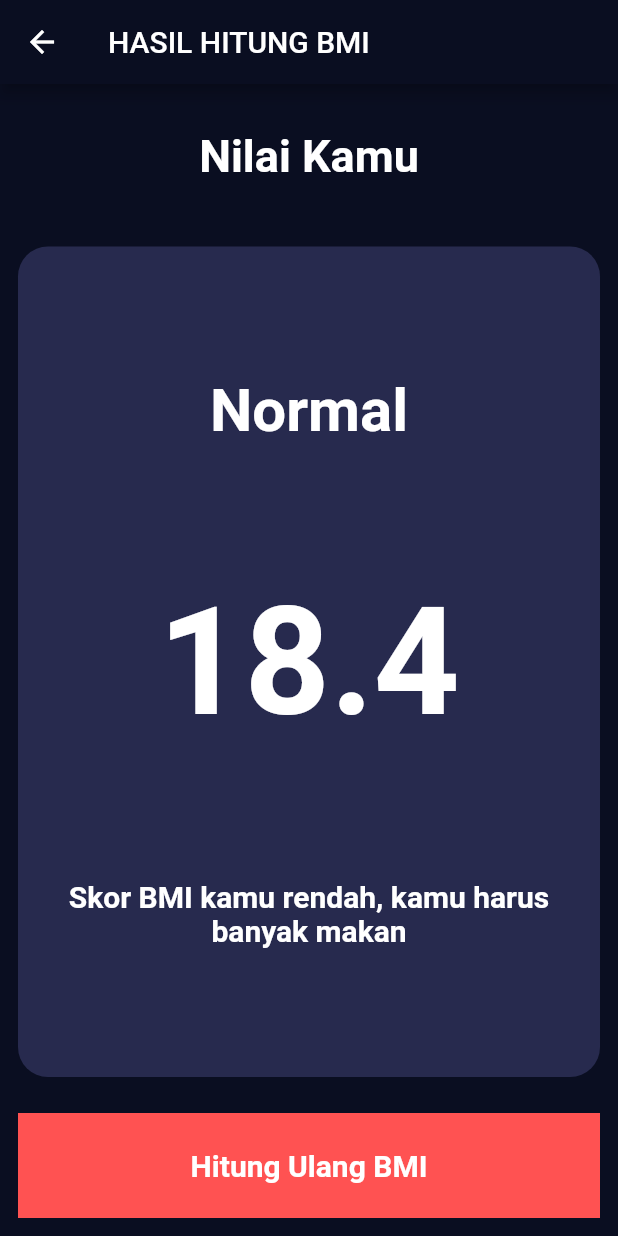
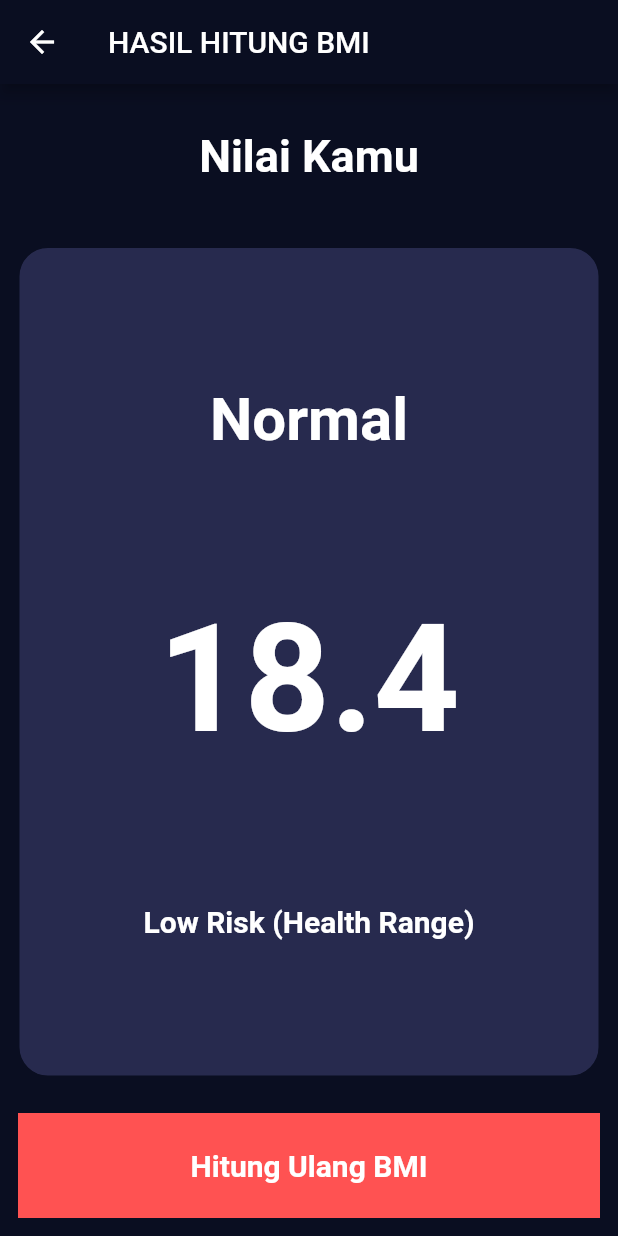
Before and after one commit to aji1904/bmi-calculator, a Flutter app: the screen it shows after launch, after a tap on "Hitung BMI", on a phone screen of 412 x 824 dp. Run offline on Flutter 3.47's test engine with Material 2 defaults, Android fonts, the light colour scheme and no system bars.

Commit message:
update bmi

```diff
--- a/lib/constants/constants.dart
+++ b/lib/constants/constants.dart
@@ -1,15 +1,15 @@
 import 'package:flutter/material.dart';
 
-Color? primaryColor = const Color(0xff0a0e21);
+const Color primaryColor = Color(0xff0a0e21);
 TextStyle? labelStyle = const TextStyle(
     fontSize: 18, color: Colors.white, fontWeight: FontWeight.bold);
 TextStyle? numberStyle = const TextStyle(
     fontSize: 50, fontWeight: FontWeight.bold, color: Colors.white);
-String underweightSevere = "Underweight (Severe Thinness)";
-String underweightModerate = "Underweight (Severe Moderate)";
-String underweightMild = "Underweight (Mild Thinnes)";
-String normal = "Normal";
-String overWeight = "Over Weight";
-String obese1 = "Obese (Class 1)";
-String obese2 = "Obese (Class 2)";
-String obese3 = "Obese (Class 3)";
+const String underweightSevere = "Underweight (Severe Thinness)";
+const String underweightModerate = "Underweight (Severe Moderate)";
+const String underweightMild = "Underweight (Mild Thinnes)";
+const String normal = "Normal";
+const String overWeight = "Over Weight";
+const String obese1 = "Obese (Class 1)";
+const String obese2 = "Obese (Class 2)";
+const String obese3 = "Obese (Class 3)";
--- /dev/null
+++ b/lib/helper/bmi_calculator.dart
@@ -0,0 +1,69 @@
+import '../constants/constants.dart';
+
+class bmiCalculator {
+  int? height;
+  int? weight;
+  double? bmi;
+  String? categoryBMI;
+  String? categoryDesc;
+
+  bmiCalculator({required this.height, required this.weight});
+  bmiCalculator.fromBmiValue(this.bmi);
+
+  double calculateBMI() {
+    double heightinMeter = height! / 100;
+    final pangkat = heightinMeter * heightinMeter;
+    double hasil = weight! / pangkat;
+    return hasil;
+  }
+
+  determinanBMI() {
+    String category = "";
+
+    if (bmi! < 16) {
+      category = underweightSevere;
+    } else if (bmi! < 17) {
+      category = underweightModerate;
+    } else if (bmi! < 25) {
+      category = normal;
+    } else if (bmi! < 30) {
+      category = overWeight;
+    } else if (bmi! < 35) {
+      category = obese1;
+    } else if (bmi! < 40) {
+      category = obese2;
+    } else if (bmi! >= 40) {
+      category = obese3;
+    }
+    categoryBMI = category;
+
+    return categoryBMI;
+  }
+
+  getHealtRisk() {
+    String desc = "";
+    switch (categoryBMI) {
+      case underweightSevere:
+      case underweightMild:
+      case underweightModerate:
+        desc = "Posible Nutritional deficiency and osteoporosis";
+        break;
+      case normal:
+        desc = "Low Risk (Health Range)";
+        break;
+      case overWeight:
+        desc =
+            "Moderate Risk of developing heart disease, high blood pressure, stroke, diabetes melitus";
+        break;
+      case obese1:
+      case obese2:
+      case obese3:
+        desc =
+            "High Risk of developing heart disease, high blood pressure, stroke, diabetes melitus";
+        break;
+      default:
+    }
+    categoryDesc = desc;
+    return categoryDesc;
+  }
+}
--- a/lib/main.dart
+++ b/lib/main.dart
@@ -17,7 +17,7 @@ class MyApp extends StatelessWidget {
       theme: ThemeData(
         scaffoldBackgroundColor: primaryColor,
         primaryColor: primaryColor,
-        appBarTheme: AppBarTheme(backgroundColor: primaryColor),
+        appBarTheme: const AppBarTheme(backgroundColor: primaryColor),
         // This is the theme of your application.
         //
         // Try running your application with "flutter run". You'll see the
--- a/lib/view/bmi_data_screen.dart
+++ b/lib/view/bmi_data_screen.dart
@@ -2,6 +2,7 @@ import 'dart:math';
 
 import 'package:flutter/material.dart';
 import 'package:pelatihan_flutter/constants/constants.dart';
+import 'package:pelatihan_flutter/helper/bmi_calculator.dart';
 import 'package:pelatihan_flutter/view/bmi_result_screen.dart';
 
 // ignore: camel_case_types
@@ -17,13 +18,7 @@ class _bmi_data_screenState extends State<bmi_data_screen> {
   int height = 165;
   int weight = 50;
   int age = 20;
-
-  double calculateBMI() {
-    double heightinMeter = height / 100;
-    final pangkat = pow(heightinMeter, 2);
-    double hasil = weight / pangkat;
-    return hasil;
-  }
+  String? gender;
 
   @override
   Widget build(BuildContext context) {
@@ -38,22 +33,38 @@ class _bmi_data_screenState extends State<bmi_data_screen> {
               color: const Color(0xff111318),
               padding: const EdgeInsets.all(12.0),
               child: Row(
-                children: const [
+                children: [
                   Expanded(
-                    child: bmi_card(
-                      child: gender_icon_text(
-                        icon_data: Icons.male,
-                        title: 'MALE',
+                    child: GestureDetector(
+                      onTap: (() {
+                        gender = "male";
+                        setState(() {});
+                      }),
+                      child: bmi_card(
+                        borderColor:
+                            (gender == "male") ? Colors.white : primaryColor,
+                        child: const gender_icon_text(
+                          icon_data: Icons.male,
+                          title: 'MALE',
+                        ),
                       ),
                     ),
                   ),
-                  Padding(
+                  const Padding(
                     padding: EdgeInsets.only(left: 12.0),
                   ),
                   Expanded(
-                    child: bmi_card(
-                      child: gender_icon_text(
-                          title: "FEMALE", icon_data: Icons.female),
+                    child: GestureDetector(
+                      onTap: () {
+                        gender = "female";
+                        setState(() {});
+                      },
+                      child: bmi_card(
+                        borderColor:
+                            (gender == "female") ? Colors.white : primaryColor,
+                        child: const gender_icon_text(
+                            title: "FEMALE", icon_data: Icons.female),
+                      ),
                     ),
                   )
                 ],
@@ -202,13 +213,13 @@ class _bmi_data_screenState extends State<bmi_data_screen> {
           ),
           GestureDetector(
             onTap: () {
-              // print(calculateBMI());
+              final bmiCalculatorHasil =
+                  bmiCalculator(height: height, weight: weight);
+
               Navigator.of(context).push(
                 MaterialPageRoute(
                   builder: ((context) {
-                    return bmi_result(
-                      bmi: calculateBMI(),
-                    );
+                    return bmi_result(bmi: bmiCalculatorHasil.calculateBMI());
                   }),
                 ),
               );
@@ -252,10 +263,11 @@ class button_action extends StatelessWidget {
     return RawMaterialButton(
       onPressed: onpress,
       elevation: 0,
+      // ignore: sort_child_properties_last
       child: Icon(icon),
-      shape: CircleBorder(),
+      shape: const CircleBorder(),
       fillColor: Colors.white,
-      constraints: BoxConstraints.tightFor(
+      constraints: const BoxConstraints.tightFor(
         width: 35,
         height: 56,
       ),
@@ -263,13 +275,16 @@ class button_action extends StatelessWidget {
   }
 }
 
+// ignore: camel_case_types
 class bmi_card extends StatelessWidget {
   const bmi_card({
     this.child,
     Key? key,
+    this.borderColor = primaryColor,
   }) : super(key: key);
 
   final Widget? child;
+  final Color? borderColor;
 
   @override
   Widget build(BuildContext context) {
@@ -279,6 +294,7 @@ class bmi_card extends StatelessWidget {
         borderRadius: BorderRadius.circular(
           20.0,
         ),
+        border: Border.all(color: borderColor!),
       ),
       child: child,
     );
--- a/lib/view/bmi_result_screen.dart
+++ b/lib/view/bmi_result_screen.dart
@@ -1,15 +1,24 @@
 import 'package:flutter/material.dart';
+import 'package:pelatihan_flutter/constants/constants.dart';
+import 'package:pelatihan_flutter/helper/bmi_calculator.dart';
 import 'package:pelatihan_flutter/view/bmi_data_screen.dart';
 
 // ignore: camel_case_types
 class bmi_result extends StatelessWidget {
-  const bmi_result({Key? key, required this.bmi}) : super(key: key);
+  const bmi_result({
+    Key? key,
+    required this.bmi,
+  }) : super(key: key);
 
   final double bmi;
-
+  // final bmiCalculator? bmiCalculatorHasil;
 
   @override
   Widget build(BuildContext context) {
+    final bmiCalculator bmiHasilCalculator = bmiCalculator.fromBmiValue(bmi);
+    bmiHasilCalculator.determinanBMI();
+    bmiHasilCalculator.getHealtRisk();
+
     return Scaffold(
       appBar: AppBar(
         title: const Text("HASIL HITUNG BMI"),
@@ -29,33 +38,37 @@ class bmi_result extends StatelessWidget {
             ),
           ),
           Expanded(
+            flex: 6,
             child: Container(
-              padding: EdgeInsets.all(12.0),
+              padding: const EdgeInsets.all(12.0),
               width: double.infinity,
               child: bmi_card(
                 child: Column(
                     mainAxisAlignment: MainAxisAlignment.spaceEvenly,
                     children: [
                       Text(
-                        "Normal",
-                        style: TextStyle(
+                        (bmiHasilCalculator.categoryBMI == null)
+                            ? ""
+                            : bmiHasilCalculator.categoryBMI!,
+                        textAlign: TextAlign.center,
+                        style: const TextStyle(
                           fontSize: 40,
                           fontWeight: FontWeight.bold,
                           color: Colors.white,
                         ),
                       ),
                       Text(
-                        "${bmi.toStringAsFixed(1)}",
-                        style: TextStyle(
+                        bmi.toStringAsFixed(1),
+                        style: const TextStyle(
                           fontSize: 100,
                           fontWeight: FontWeight.bold,
                           color: Colors.white,
                         ),
                       ),
                       Text(
-                        "Skor BMI kamu rendah, kamu harus banyak makan",
+                        bmiHasilCalculator.categoryDesc!,
                         textAlign: TextAlign.center,
-                        style: TextStyle(
+                        style: const TextStyle(
                           fontSize: 20,
                           fontWeight: FontWeight.bold,
                           color: Colors.white,
@@ -64,7 +77,6 @@ class bmi_result extends StatelessWidget {
                     ]),
               ),
             ),
-            flex: 6,
           ),
           GestureDetector(
             onTap: () {
```
Also changed, not shown: 1 other file.
